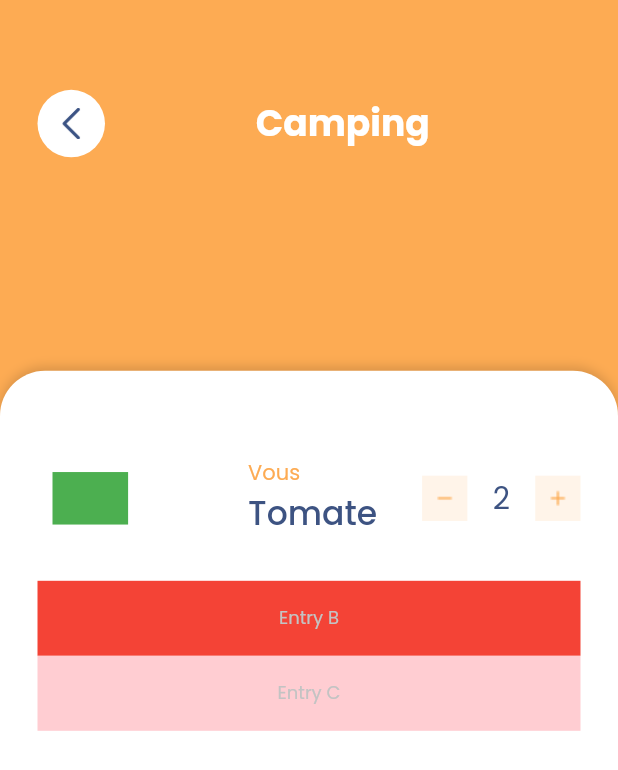
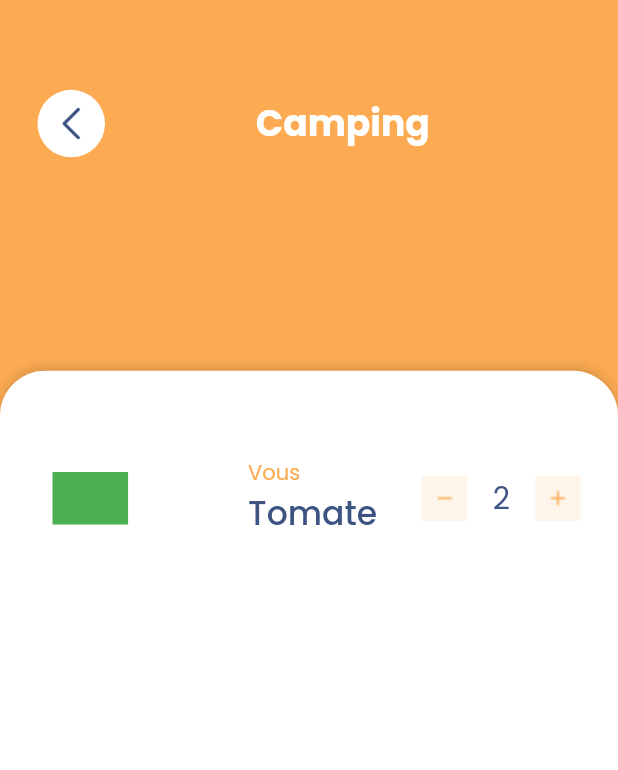
Before and after one commit to BaptisteLecat/shophouseAPP, a Flutter app: the CartPage screen opened directly, on a phone screen of 412 x 824 dp. Shown: the top 770 px of the screen. Run offline on Flutter 3.47's test engine with Material 2 defaults, Android fonts, the phone set to English and light mode, and no system bars; our stand-ins replace firebase_auth, firebase_core, flutter_svg, shared_preferences; accounts and stored records are empty.

Commit message:
Update ListProduct.dart

```diff
--- a/lib/screens/cart/cart/components/ListProduct.dart
+++ b/lib/screens/cart/cart/components/ListProduct.dart
@@ -92,16 +92,6 @@ class _ListProductState extends State<ListProduct> {
               ],
             ),
           ),
-          Container(
-            height: 50,
-            color: Colors.red[500],
-            child: const Center(child: Text('Entry B')),
-          ),
-          Container(
-            height: 50,
-            color: Colors.red[100],
-            child: const Center(child: Text('Entry C')),
-          ),
         ],
       ),
     );
```
